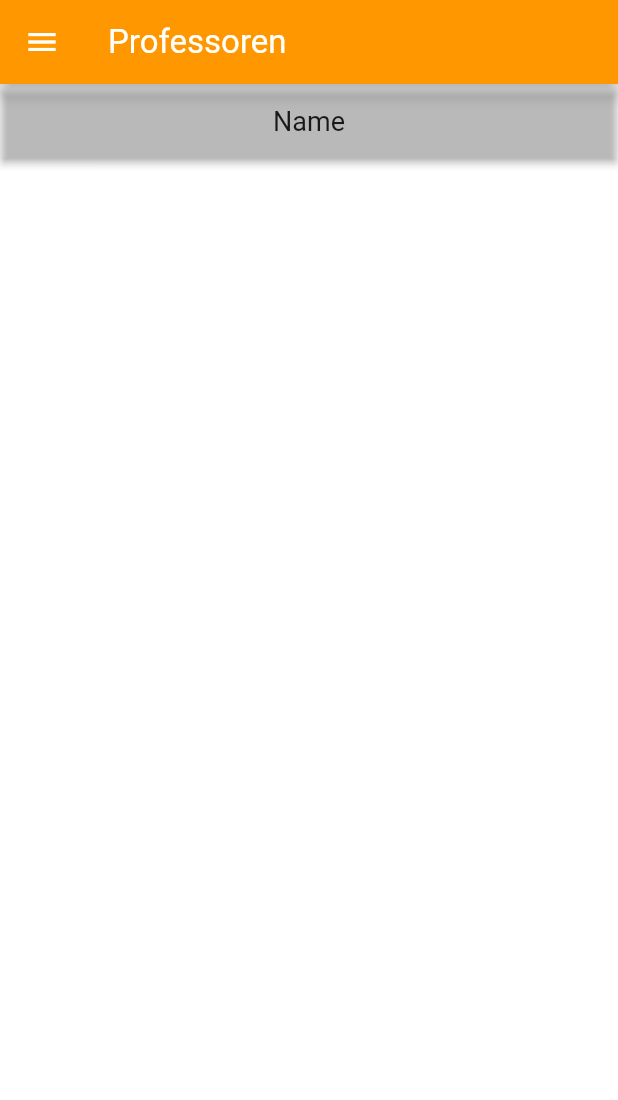
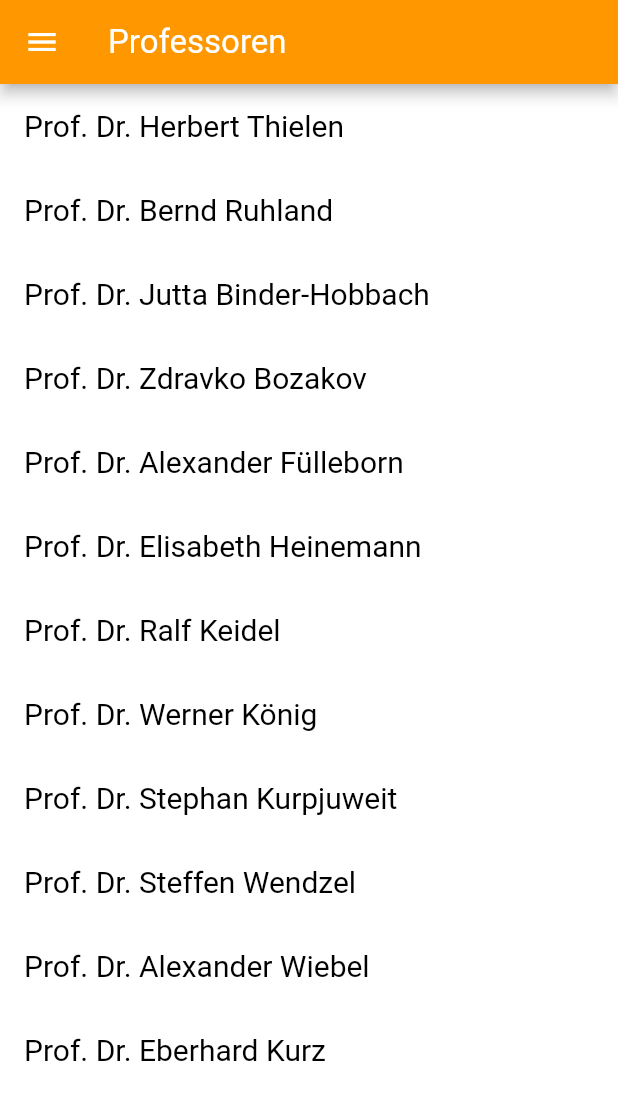
Before and after one commit to AlfredTachi/MyStudyBuddy2020, a Flutter app: the ProfList screen opened by its route, on a phone screen of 412 x 824 dp. Shown: the top 1100 px of the screen. Run offline on Flutter 3.47's test engine with Material 2 defaults, Android fonts, the phone set to English and light mode, and no system bars; our stand-ins replace get, percent_indicator, photo_view, shared_preferences, smooth_star_rating, webview_flutter; missing offline and left inert: flutter_custom_dialog; accounts and stored records are empty.

Commit message:
Add Proffesors List

```diff
--- a/lib/evaluation/prof_list.dart
+++ b/lib/evaluation/prof_list.dart
@@ -5,36 +5,57 @@ import 'package:flutter/material.dart';
 class ProfList extends StatefulWidget{
   @override
   State<StatefulWidget> createState() {
-    // TODO: implement createState
     return ProfListState();
   }
 
 }
 
 class ProfListState extends State<ProfList>{
+  List<Proffesors> listeProffs = [
+    (Proffesors('Prof. Dr. Herbert Thielen', 'N 317', 'herbert.thielen@hs-worms.de', '+49(0)6241.509-209')),
+    (Proffesors('Prof. Dr. Bernd Ruhland','N 307','bernd.ruhland@hs-worms.de','+49(0)6241.509-201')),
+    (Proffesors('Prof. Dr. Jutta Binder-Hobbach','N 335','jutta.binder-hobbach@hs-worms.de','+49(0)6241.509-264')),
+    (Proffesors('Prof. Dr. Zdravko Bozakov','N 336','zdravko.bozakov@hs-worms.de','+49(0)6241.509-267')),
+    (Proffesors('Prof. Dr. Alexander Fülleborn','N 328','alexander.fülleborn@hs-worms.de','+49(0)6241.509-257')),
+    (Proffesors('Prof. Dr. Elisabeth Heinemann','N 324','elisabeth.heinemann@hs-worms.de','+49(0)6241.509-256')),
+    (Proffesors('Prof. Dr. Ralf Keidel','N 015','ralf.keidel@hs-worms.de','+49(0)6241.509-263')),
+    (Proffesors('Prof. Dr. Werner König','N 315','werner.koenig@hs-worms.de','+49(0)6241.509-182')),
+    (Proffesors('Prof. Dr. Stephan Kurpjuweit','N 329','stephan.kurpjuweit@hs-worms.de','+49(0)6241.509-241')),
+    (Proffesors('Prof. Dr. Steffen Wendzel','N 334','steffen.wendzel@hs-worms.de','+49(0)6241.509-213')),
+    (Proffesors('Prof. Dr. Alexander Wiebel','N 331','wiebel@hs-worms.de','+49(0)6241.509-268')),
+    (Proffesors('Prof. Dr. Eberhard Kurz','N 333','eberhard.kurz@hs-worms.de','+49(0)6241.509-214'))
+];
   @override
   Widget build(BuildContext context) {
-    // TODO: implement build
     return Scaffold(
       appBar: AppBar(title: Text("Professoren")),
       drawer: OwnDrawer(),
       body:
-      MaterialButton(
-             height: 50.0,
-             minWidth: MediaQuery.of(context).size.width,
-               color: Colors.transparent,
-               onPressed: goToModuleList,
-               child: new Text("Name",
-                 style: new TextStyle(
-                     fontSize: 18.0,
+      new ListView.builder(
+        itemCount: listeProffs.length,
+        itemBuilder: (BuildContext context, int index){
+          return new ListTile(
+            title: Text(listeProffs[index].name),
+            onTap: ()=>Navigator.push(context,MaterialPageRoute(builder: (context) => ModuleList()),)
 
-                 ),)
-           )
+          );
+        },
+
+      ),
+
     );
   }
-void goToModuleList(){
-   setState(() {
-     Navigator.push(context, new MaterialPageRoute(builder: (context)=> ModuleList()));
-   });
+}
+
+class Proffesors{
+  String name;
+  String raum;
+  String email;
+  String telefon;
+
+  Proffesors(this.name, this.raum, this.email, this.telefon);
+
+  String toString(){
+    return '{${this.name}, ${this.raum}, ${this.email}, ${this.telefon}}';
   }
 }
```
